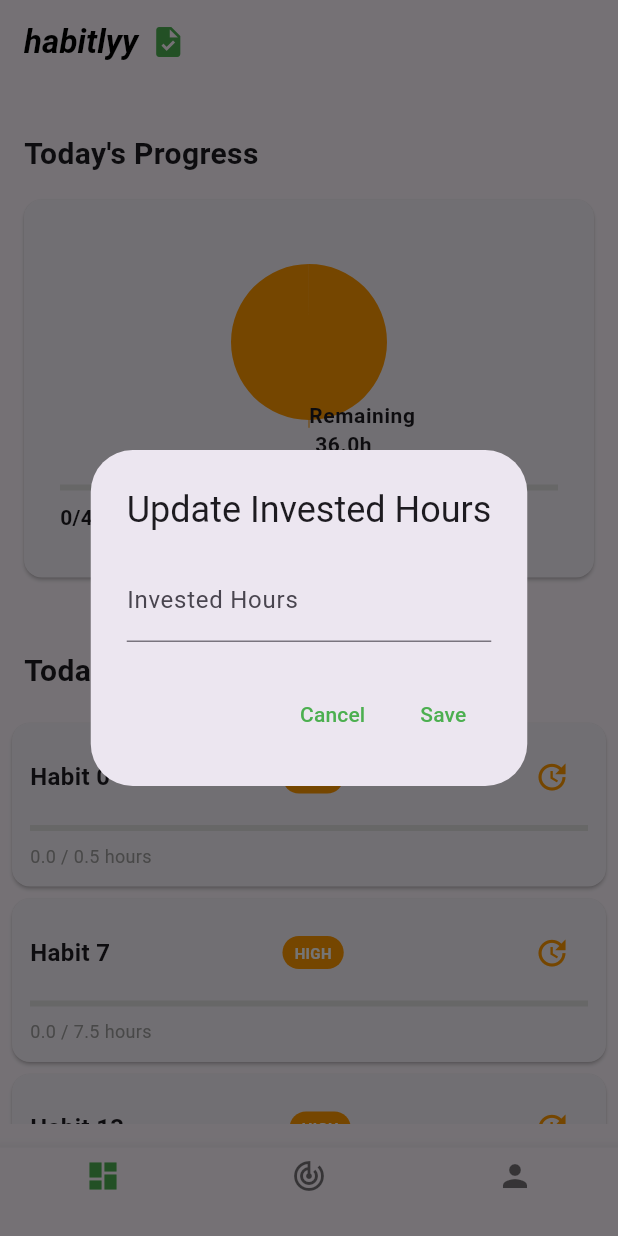
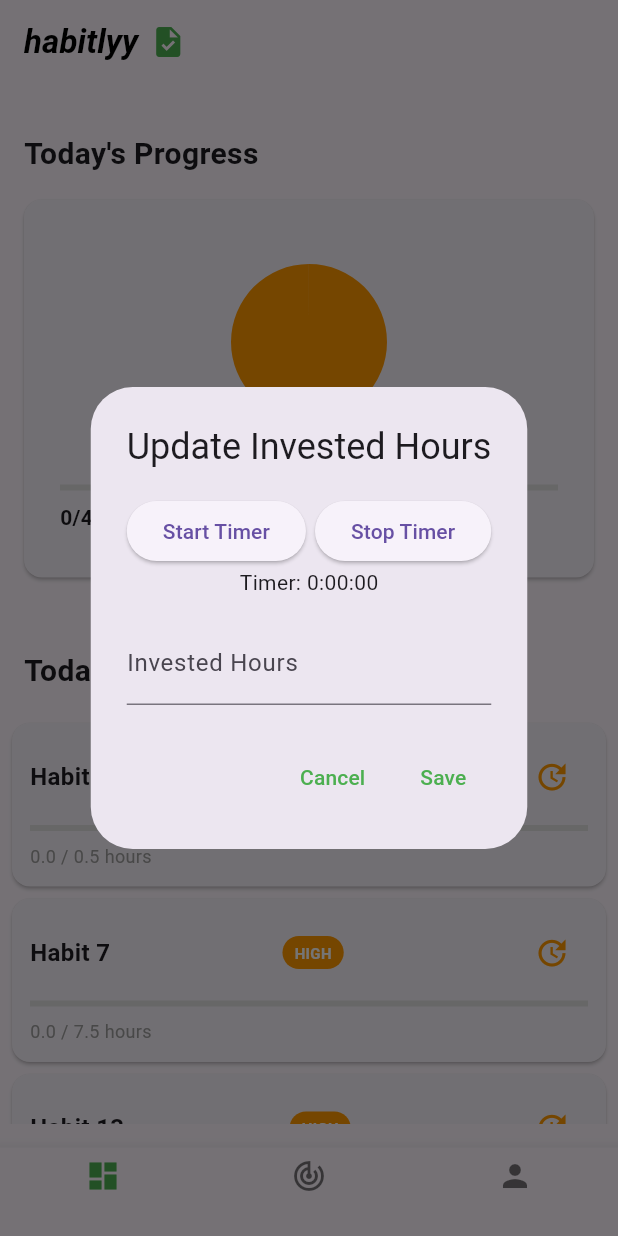
Before and after one commit to sk4ndal-commits/habitlyy, a Flutter app: the screen it shows after launch, after a tap on the "update" icon, on a phone screen of 412 x 824 dp. Run offline on Flutter 3.47's test engine with Material 3 defaults, Android fonts, the phone set to English and light mode, and no system bars; our stand-ins replace get_it, syncfusion_flutter_charts.

Commit message:
Add timer to update invested time and adjust time calculation

```diff
--- a/lib/providers/habit_provider.dart
+++ b/lib/providers/habit_provider.dart
@@ -1,3 +1,5 @@
+import 'dart:math';
+
 import 'package:flutter/material.dart';
 import 'package:habitlyy/viewmodels/habits/habit_viewmodel.dart';
 
@@ -12,7 +14,8 @@ class HabitsProvider with ChangeNotifier {
   }
 
   void updateInvestedHours(TimeInvestmentHabitViewModel habit, double hours) {
-    habit.investedHours += hours;
+
+    habit.investedHours = min(habit.targetHours, habit.investedHours + hours);
     notifyListeners();
   }
 }
--- a/lib/views/dashboard/dashboard_list_item_view.dart
+++ b/lib/views/dashboard/dashboard_list_item_view.dart
@@ -2,6 +2,7 @@ import 'package:flutter/material.dart';
 import 'package:provider/provider.dart';
 import 'package:habitlyy/viewmodels/habits/habit_viewmodel.dart';
 import '../../providers/habit_provider.dart';
+import 'dart:async';
 
 class DashboardListItemView extends StatefulWidget {
   final TimeInvestmentHabitViewModel habit;
@@ -86,15 +87,58 @@ class _DashboardListItemViewState extends State<DashboardListItemView> {
   void _showUpdateInvestedHoursDialog(
       BuildContext context, TimeInvestmentHabitViewModel habit) {
     final investedHoursController = TextEditingController();
+    Timer? timer;
+    int seconds = 0;
+
+    void startTimer(StateSetter updateState) {
+      timer = Timer.periodic(Duration(seconds: 1), (timer) {
+        updateState(() {
+          seconds++;
+        });
+      });
+    }
+
+    void stopTimer() {
+      timer?.cancel();
+      final hours = seconds / 3600;
+      investedHoursController.text = hours.toStringAsFixed(4);
+    }
+
+    String formatTime(int seconds) {
+      final int hours = seconds ~/ 3600;
+      final int minutes = (seconds % 3600) ~/ 60;
+      final int remainingSeconds = seconds % 60;
+      return '$hours:${minutes.toString().padLeft(2, '0')}:${remainingSeconds.toString().padLeft(2, '0')}';
+    }
 
     showDialog(
       context: context,
       builder: (BuildContext context) {
+        return StatefulBuilder(
+          builder: (context, setState) {
             return AlertDialog(
               title: Text('Update Invested Hours'),
               content: Form(
                 key: _formKey,
-            child: TextFormField(
+                child: Column(
+                  mainAxisSize: MainAxisSize.min,
+                  children: [
+                    Row(
+                      mainAxisAlignment: MainAxisAlignment.spaceBetween,
+                      children: [
+                        ElevatedButton(
+                          onPressed: () => startTimer(setState),
+                          child: Text('Start Timer'),
+                        ),
+                        ElevatedButton(
+                          onPressed: stopTimer,
+                          child: Text('Stop Timer'),
+                        ),
+                      ],
+                    ),
+                    Text('Timer: ${formatTime(seconds)}'),
+                    SizedBox(height: 16.0),
+                    TextFormField(
                       controller: investedHoursController,
                       decoration: InputDecoration(labelText: 'Invested Hours'),
                       keyboardType: TextInputType.number,
@@ -109,12 +153,15 @@ class _DashboardListItemViewState extends State<DashboardListItemView> {
                         return null;
                       },
                     ),
+                  ],
+                ),
               ),
               actions: <Widget>[
                 TextButton(
                   child: Text('Cancel'),
                   style: TextButton.styleFrom(foregroundColor: Colors.green),
                   onPressed: () {
+                    stopTimer();
                     Navigator.of(context).pop();
                   },
                 ),
@@ -127,7 +174,8 @@ class _DashboardListItemViewState extends State<DashboardListItemView> {
                           double.tryParse(investedHoursController.text);
                       if (newInvestedHours != null) {
                         Provider.of<HabitsProvider>(context, listen: false)
-                        .updateInvestedHours(widget.habit, newInvestedHours);
+                            .updateInvestedHours(
+                                widget.habit, newInvestedHours);
                         setState(() {});
                         widget.onHabitUpdated();
                         Navigator.of(context).pop();
@@ -145,5 +193,7 @@ class _DashboardListItemViewState extends State<DashboardListItemView> {
             );
           },
         );
+      },
+    );
   }
 }
```
Lines whose indentation alone changed are shown as unchanged.
